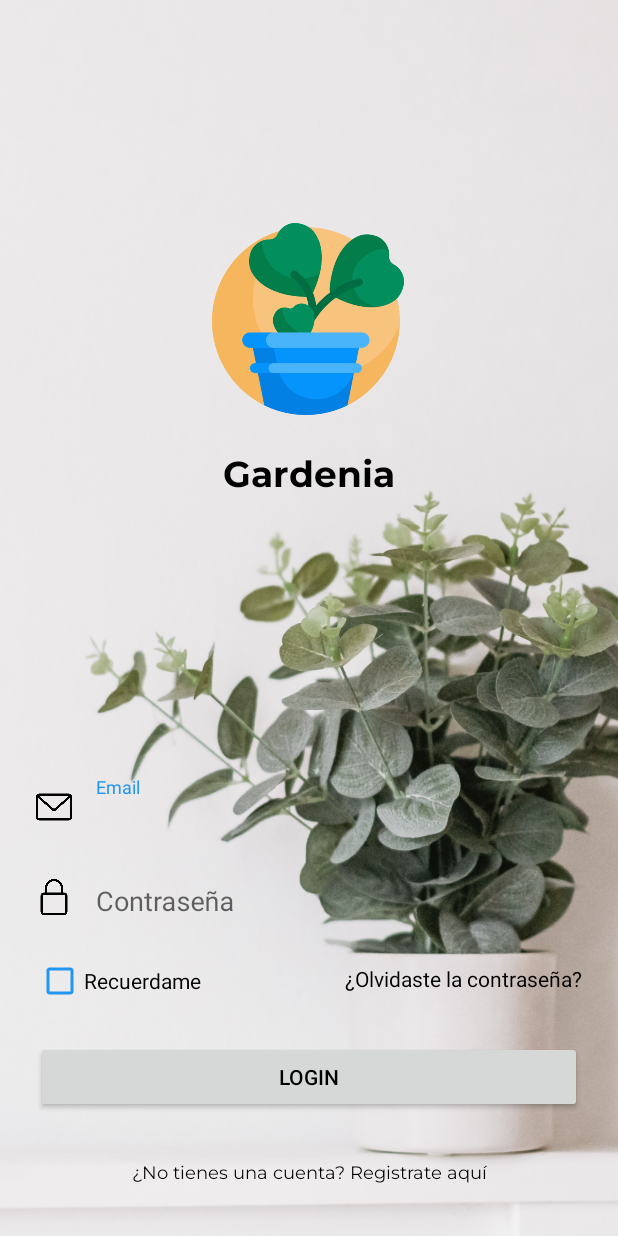
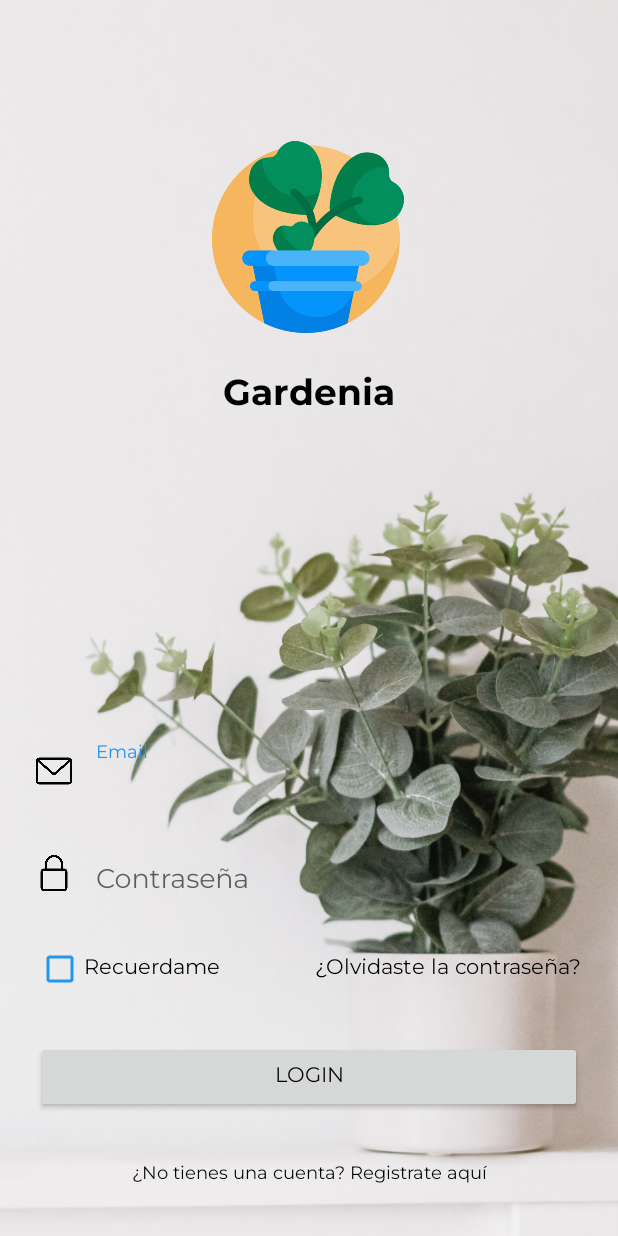
Before and after one commit to Rodaja/Gardenia-Android, an Android app: the screen it shows after launch (Login), on a phone screen of 412 x 824 dp. Run offline under Robolectric (Android 15) with nearby library versions, the phone set to English and light mode, and no system bars.

Commit message:
Login actualizado

```diff
--- a/app/src/main/res/layout/activity_login.xml
+++ b/app/src/main/res/layout/activity_login.xml
@@ -12,6 +12,7 @@
         android:layout_marginStart="24dp"
         android:layout_marginEnd="24dp"
         android:layout_marginBottom="32dp"
+        android:fontFamily="@font/montserrat"
         android:text="@string/login"
         android:textColor="@color/colorFont"
         android:textColorHint="@color/colorFont"
@@ -35,7 +36,7 @@
         android:id="@+id/ivLogo"
         android:layout_width="128dp"
         android:layout_height="128dp"
-        android:layout_marginTop="120dp"
+        android:layout_marginTop="48dp"
         app:layout_constraintBottom_toTopOf="@+id/guideline2"
         app:layout_constraintEnd_toEndOf="parent"
         app:layout_constraintHorizontal_bias="0.498"
@@ -61,8 +62,10 @@
         android:id="@+id/tvForgotPassword"
         android:layout_width="wrap_content"
         android:layout_height="wrap_content"
+        android:layout_marginEnd="24dp"
         android:layout_marginRight="24dp"
-        android:layout_marginBottom="32dp"
+        android:layout_marginBottom="38dp"
+        android:fontFamily="@font/montserrat"
         android:text="@string/forgot_password"
         android:textColor="@color/colorFont"
         app:layout_constraintBottom_toTopOf="@+id/btnLogin"
@@ -87,6 +90,7 @@
         android:layout_width="wrap_content"
         android:layout_height="wrap_content"
         android:layout_marginBottom="24dp"
+        android:fontFamily="@font/montserrat"
         android:text="@string/login_error"
         android:textColor="@color/colorError"
         android:visibility="invisible"
@@ -115,8 +119,9 @@
         android:layout_width="0dp"
         android:layout_height="wrap_content"
         android:layout_marginLeft="24dp"
-        android:layout_marginBottom="24dp"
+        android:layout_marginBottom="32dp"
         android:buttonTint="@color/colorAccent"
+        android:fontFamily="@font/montserrat"
         android:text="@string/remind_me"
         android:textColor="@color/colorFont"
         app:layout_constraintBottom_toTopOf="@+id/btnLogin"
@@ -126,7 +131,7 @@
         android:id="@+id/constraintLayout"
         android:layout_width="0dp"
         android:layout_height="40dp"
-        android:layout_marginBottom="24dp"
+        android:layout_marginBottom="32dp"
         app:layout_constraintBottom_toTopOf="@+id/constraintLayout2"
         app:layout_constraintEnd_toEndOf="parent"
         app:layout_constraintStart_toStartOf="parent">
@@ -156,6 +161,7 @@
                 android:layout_width="match_parent"
                 android:layout_height="wrap_content"
                 android:background="@null"
+                android:fontFamily="@font/montserrat"
                 android:hint="@string/email"
                 android:singleLine="true"
                 android:textColor="@color/colorFont"
@@ -171,7 +177,7 @@
         android:id="@+id/constraintLayout2"
         android:layout_width="0dp"
         android:layout_height="40dp"
-        android:layout_marginBottom="24dp"
+        android:layout_marginBottom="32dp"
         app:layout_constraintBottom_toTopOf="@+id/chboxRecordar"
         app:layout_constraintEnd_toEndOf="parent"
         app:layout_constraintStart_toStartOf="parent">
@@ -202,6 +208,7 @@
                 android:layout_width="match_parent"
                 android:layout_height="wrap_content"
                 android:background="@null"
+                android:fontFamily="@font/montserrat"
                 android:hint="@string/password"
                 android:singleLine="true"
                 android:textColor="@color/colorFont"
```
